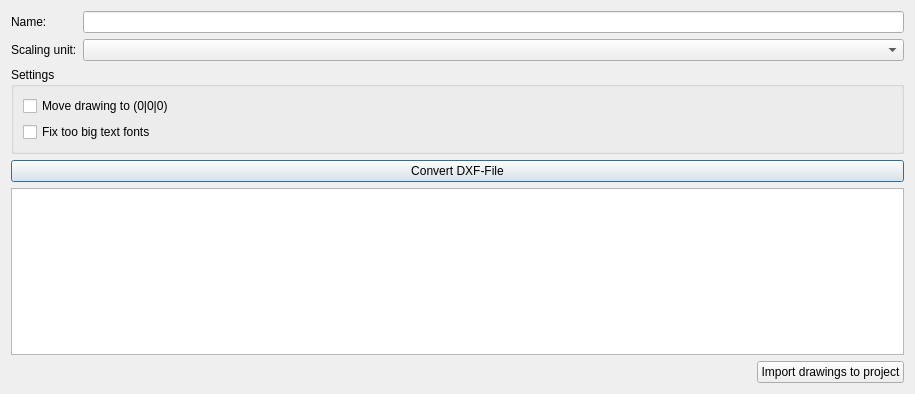
Old version of the form DXFImportPlugin/src/ImportDXFDialog.ui in the repository VICUS-Software/DXFImportPlugin.
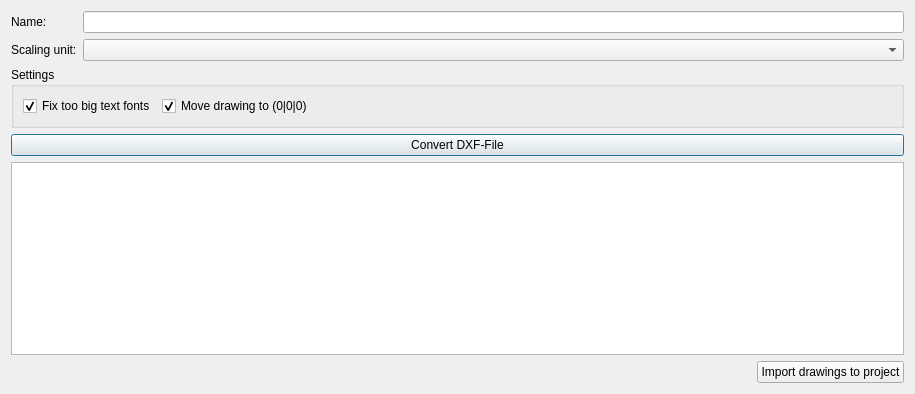
New version of the form.

The edit to the form file:
```diff
--- a/DXFImportPlugin/src/ImportDXFDialog.ui
+++ b/DXFImportPlugin/src/ImportDXFDialog.ui
@@ -39,21 +39,40 @@
      <property name="title">
       <string>Settings</string>
      </property>
-     <layout class="QVBoxLayout" name="verticalLayout_3">
-      <item>
-       <widget class="QCheckBox" name="checkBoxMove">
-        <property name="text">
-         <string>Move drawing to (0|0|0)</string>
-        </property>
-       </widget>
-      </item>
+     <layout class="QHBoxLayout" name="horizontalLayout">
       <item>
        <widget class="QCheckBox" name="checkBoxFixFonts">
         <property name="text">
          <string>Fix too big text fonts</string>
         </property>
+        <property name="checked">
+         <bool>true</bool>
+        </property>
        </widget>
       </item>
+      <item>
+       <widget class="QCheckBox" name="checkBoxMove">
+        <property name="text">
+         <string>Move drawing to (0|0|0)</string>
+        </property>
+        <property name="checked">
+         <bool>true</bool>
+        </property>
+       </widget>
+      </item>
+      <item>
+       <spacer name="horizontalSpacer_2">
+        <property name="orientation">
+         <enum>Qt::Horizontal</enum>
+        </property>
+        <property name="sizeHint" stdset="0">
+         <size>
+          <width>40</width>
+          <height>20</height>
+         </size>
+        </property>
+       </spacer>
+      </item>
      </layout>
     </widget>
    </item>
```
